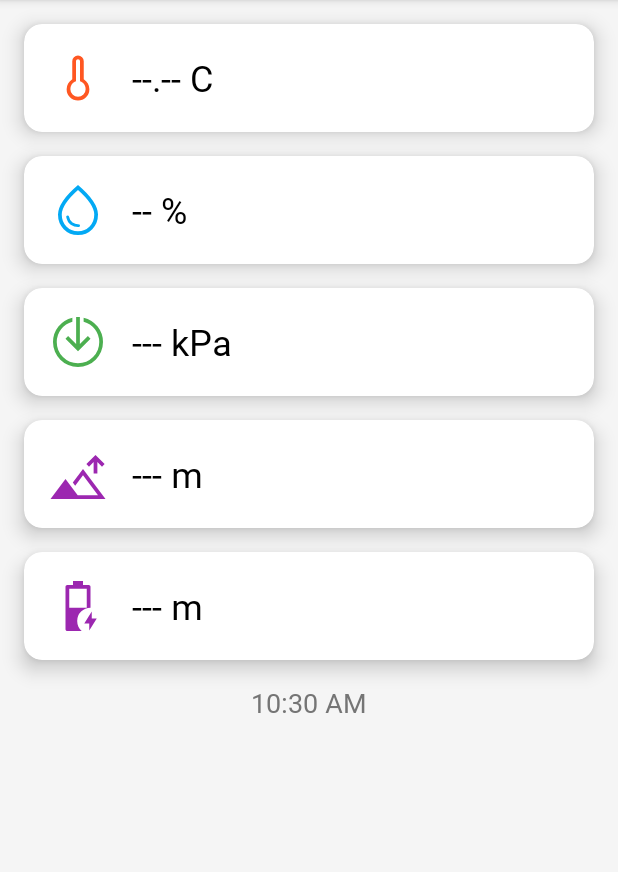
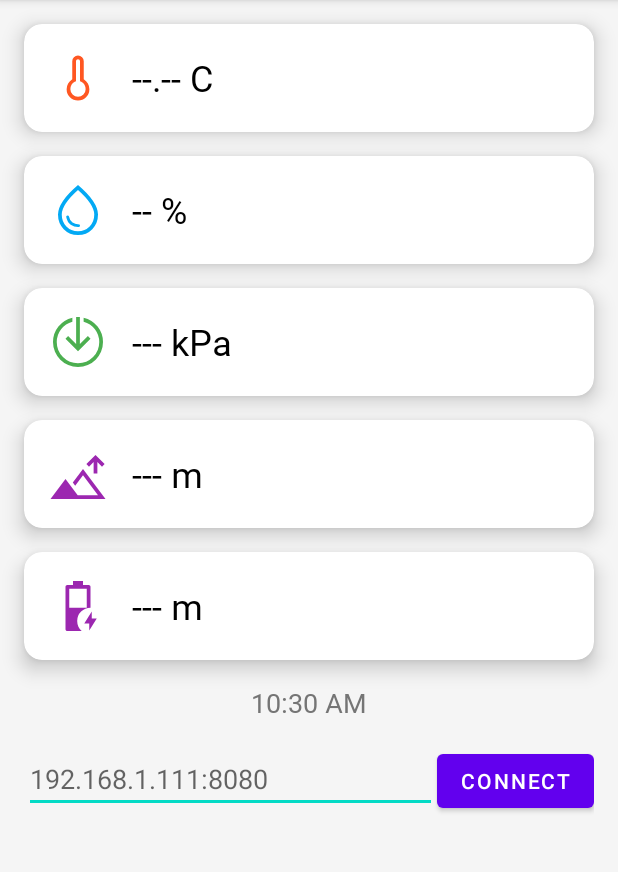
Before and after one commit to Ledrunning/WiFiOutdoorSensor, an Android app: the screen it shows after launch (MainActivity), on a phone screen of 412 x 824 dp, the part 84-956 px from its top. Run offline under Robolectric (Android 15) with nearby library versions, the phone set to English and light mode, and no system bars; our stand-ins replace Volley; network calls fail.

Commit message:
Added IP textbox and changed Web UI

```diff
--- a/MeteoraAndroid/app/src/main/res/layout/activity_main.xml
+++ b/MeteoraAndroid/app/src/main/res/layout/activity_main.xml
@@ -7,6 +7,7 @@
     android:background="#F5F5F5"
     tools:context=".MainActivity">
 
+    <!-- Температура -->
     <androidx.cardview.widget.CardView
         android:id="@+id/cardTemperature"
         android:layout_width="0dp"
@@ -45,6 +46,7 @@
         </LinearLayout>
     </androidx.cardview.widget.CardView>
 
+    <!-- Влажность -->
     <androidx.cardview.widget.CardView
         android:id="@+id/cardHumidity"
         android:layout_width="0dp"
@@ -83,6 +85,7 @@
         </LinearLayout>
     </androidx.cardview.widget.CardView>
 
+    <!-- Давление -->
     <androidx.cardview.widget.CardView
         android:id="@+id/cardPressure"
         android:layout_width="0dp"
@@ -121,6 +124,7 @@
         </LinearLayout>
     </androidx.cardview.widget.CardView>
 
+    <!-- Высота -->
     <androidx.cardview.widget.CardView
         android:id="@+id/cardAltitude"
         android:layout_width="0dp"
@@ -159,6 +163,7 @@
         </LinearLayout>
     </androidx.cardview.widget.CardView>
 
+    <!-- Батарея -->
     <androidx.cardview.widget.CardView
         android:id="@+id/cardBattLevel"
         android:layout_width="0dp"
@@ -198,6 +203,7 @@
         </LinearLayout>
     </androidx.cardview.widget.CardView>
 
+    <!-- Часы -->
     <com.example.meteoraandroid.CustomTextClock
         android:id="@+id/textClock"
         android:layout_width="wrap_content"
@@ -212,4 +218,31 @@
         app:layout_constraintStart_toStartOf="parent"
         app:layout_constraintEnd_toEndOf="parent" />
 
+    <!-- Ввод IP и кнопка -->
+    <LinearLayout
+        android:id="@+id/ipInputContainer"
+        android:layout_width="0dp"
+        android:layout_height="wrap_content"
+        android:orientation="horizontal"
+        android:padding="16dp"
+        app:layout_constraintTop_toBottomOf="@+id/textClock"
+        app:layout_constraintStart_toStartOf="parent"
+        app:layout_constraintEnd_toEndOf="parent">
+
+        <EditText
+            android:id="@+id/ipAddressInput"
+            android:layout_width="0dp"
+            android:layout_height="wrap_content"
+            android:layout_weight="1"
+            android:hint="@string/_192_168_1_111_8080"
+            android:inputType="textUri"
+            android:singleLine="true"/>
+
+        <Button
+            android:id="@+id/connectButton"
+            android:layout_width="wrap_content"
+            android:layout_height="wrap_content"
+            android:text="Connect"/>
+    </LinearLayout>
+
 </androidx.constraintlayout.widget.ConstraintLayout>
--- a/MeteoraAndroid/app/src/main/res/values/strings.xml
+++ b/MeteoraAndroid/app/src/main/res/values/strings.xml
@@ -5,4 +5,5 @@
     <string name="pressure_icon">Pressure Icon</string>
     <string name="altitude_icon">Altitude Icon</string>
     <string name="battery_icon">Battery Icon</string>
+    <string name="_192_168_1_111_8080">192.168.1.111:8080</string>
 </resources>
```
Also changed, not shown: 2 other files.
